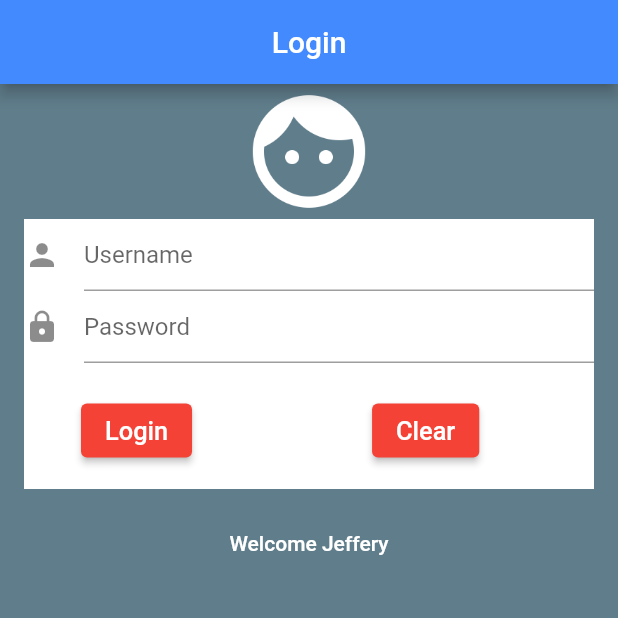
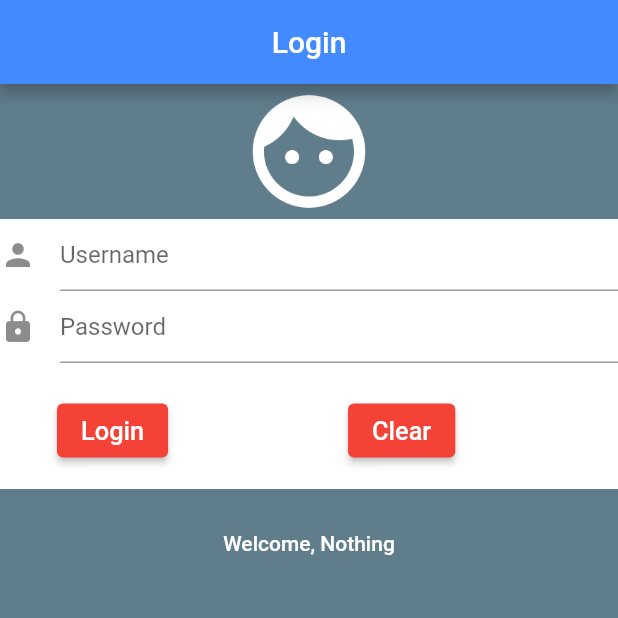
Before and after one commit to jbentum/Flutter-Login, a Flutter app: the screen it shows after launch, after a tap on "Login", on a phone screen of 412 x 824 dp, the top half of it. Run offline on Flutter 3.47's test engine with Material 2 defaults, Android fonts, the phone set to English and light mode, and no system bars.

Commit message:
Codes updated

```diff
--- a/login/lib/ui/login.dart
+++ b/login/lib/ui/login.dart
@@ -13,6 +13,28 @@ class LoginState extends State<Login> {
   final TextEditingController _userController = TextEditingController();
   final TextEditingController _passwordController = TextEditingController();
 
+  String _welcomeString = "";
+
+  void _erase() {
+    setState(
+      () {
+        _userController.clear();
+        _passwordController.clear();
+      },
+    );
+  }
+
+  void _showWelcome() {
+    setState(() {
+      if (_userController.text.isNotEmpty &&
+          _passwordController.text.isNotEmpty) {
+        _welcomeString = _userController.text;
+      } else {
+        _welcomeString = "Nothing";
+      }
+    });
+  }
+
   @override
   Widget build(BuildContext context) {
     return Scaffold(
@@ -24,7 +46,7 @@ class LoginState extends State<Login> {
       backgroundColor: Colors.blueGrey,
       body: Container(
         alignment: Alignment.topCenter,
-        child: Column(
+        child: ListView(
           children: [
             // image profile
             Image.asset(
@@ -54,6 +76,7 @@ class LoginState extends State<Login> {
                       hintText: 'Password',
                       icon: Icon(Icons.lock),
                     ),
+                    obscureText: true,
                   ),
 
                   // Padding to create a space between the login and password
@@ -70,7 +93,7 @@ class LoginState extends State<Login> {
                         ),
 
                         ElevatedButton(
-                          onPressed: () => debugPrint("Login"),
+                          onPressed: _showWelcome,
                           style: ButtonStyle(
                             backgroundColor:
                                 MaterialStateProperty.all(Colors.red),
@@ -91,7 +114,7 @@ class LoginState extends State<Login> {
                         ),
 
                         ElevatedButton(
-                          onPressed: () => debugPrint("Clear"),
+                          onPressed: _erase,
                           style: ButtonStyle(
                             backgroundColor:
                                 MaterialStateProperty.all(Colors.red),
@@ -116,10 +139,10 @@ class LoginState extends State<Login> {
 
             Row(
               mainAxisAlignment: MainAxisAlignment.center,
-              children: const [
+              children: [
                 Text(
-                  "Welcome Jeffery",
-                  style: TextStyle(
+                  "Welcome, $_welcomeString",
+                  style: const TextStyle(
                       color: Colors.white, fontWeight: FontWeight.w500),
                 )
               ],
```
